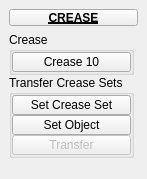
The window that tentacle/ui/3/crease.ui (m3trik/tentacle) describes before a commit, drawn with Qt 5.
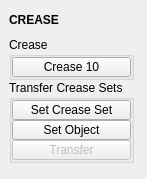
The same window after the commit. Custom widgets are drawn as their Qt base class.

What changed in the file:
```diff
--- a/tentacle/ui/3/crease.ui
+++ b/tentacle/ui/3/crease.ui
@@ -144,32 +144,28 @@
    </property>
    <layout class="QVBoxLayout" name="verticalLayout_4">
     <item>
-     <widget class="PushButtonDraggable" name="draggable_header">
+     <widget class="Draggable_header" name="draggable_header">
       <property name="minimumSize">
        <size>
-        <width>19</width>
-        <height>17</height>
+        <width>0</width>
+        <height>22</height>
        </size>
       </property>
       <property name="maximumSize">
        <size>
-        <width>999</width>
-        <height>17</height>
+        <width>125</width>
+        <height>22</height>
        </size>
       </property>
       <property name="font">
        <font>
         <weight>75</weight>
         <bold>true</bold>
-        <underline>true</underline>
        </font>
       </property>
       <property name="text">
        <string>CREASE</string>
       </property>
-      <property name="checkable">
-       <bool>true</bool>
-      </property>
      </widget>
     </item>
     <item>
@@ -428,16 +424,16 @@
   </widget>
  </widget>
  <customwidgets>
-  <customwidget>
-   <class>PushButtonDraggable</class>
-   <extends>QPushButton</extends>
-   <header>widgets.pushbuttondraggable.h</header>
-  </customwidget>
   <customwidget>
    <class>PushButton</class>
    <extends>QPushButton</extends>
    <header>widgets.pushbutton.h</header>
   </customwidget>
+  <customwidget>
+   <class>Draggable_header</class>
+   <extends>QLabel</extends>
+   <header>draggable_header.h</header>
+  </customwidget>
  </customwidgets>
  <resources/>
  <connections/>
```
